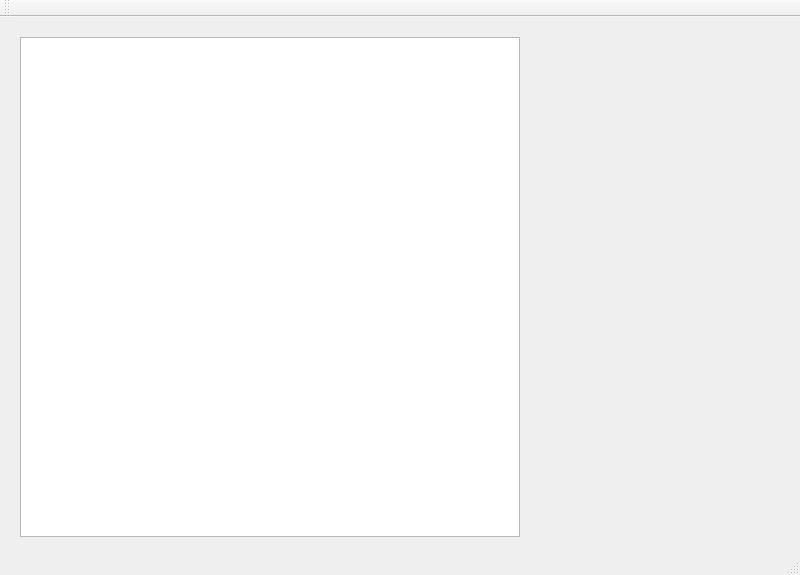
Qt form app_clients/mainwindow.ui (kasprus/zpr_game) before a commit.
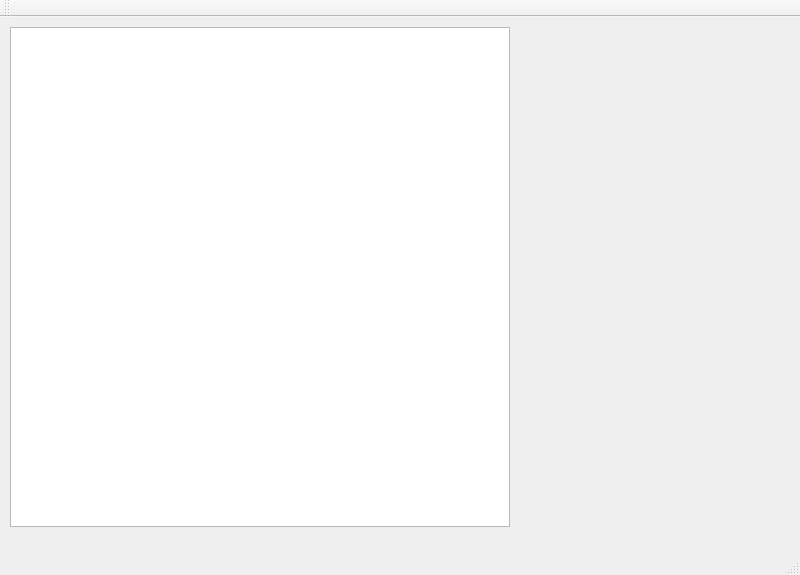
The same form after that commit.

Patch:
```diff
--- a/app_clients/mainwindow.ui
+++ b/app_clients/mainwindow.ui
@@ -23,8 +23,8 @@
    <widget class="QGraphicsView" name="graphicsView">
     <property name="geometry">
      <rect>
-      <x>20</x>
-      <y>20</y>
+      <x>10</x>
+      <y>10</y>
       <width>500</width>
       <height>500</height>
      </rect>
@@ -35,17 +35,31 @@
       <verstretch>0</verstretch>
      </sizepolicy>
     </property>
+    <property name="autoFillBackground">
+     <bool>false</bool>
+    </property>
     <property name="verticalScrollBarPolicy">
      <enum>Qt::ScrollBarAlwaysOff</enum>
     </property>
     <property name="horizontalScrollBarPolicy">
      <enum>Qt::ScrollBarAlwaysOff</enum>
     </property>
-    <property name="transformationAnchor">
-     <enum>QGraphicsView::NoAnchor</enum>
+    <property name="backgroundBrush">
+     <brush brushstyle="SolidPattern">
+      <color alpha="255">
+       <red>0</red>
+       <green>0</green>
+       <blue>0</blue>
+      </color>
+     </brush>
     </property>
-    <property name="viewportUpdateMode">
-     <enum>QGraphicsView::SmartViewportUpdate</enum>
+    <property name="sceneRect">
+     <rectf>
+      <x>0.000000000000000</x>
+      <y>0.000000000000000</y>
+      <width>480.000000000000000</width>
+      <height>480.000000000000000</height>
+     </rectf>
     </property>
    </widget>
   </widget>
```
